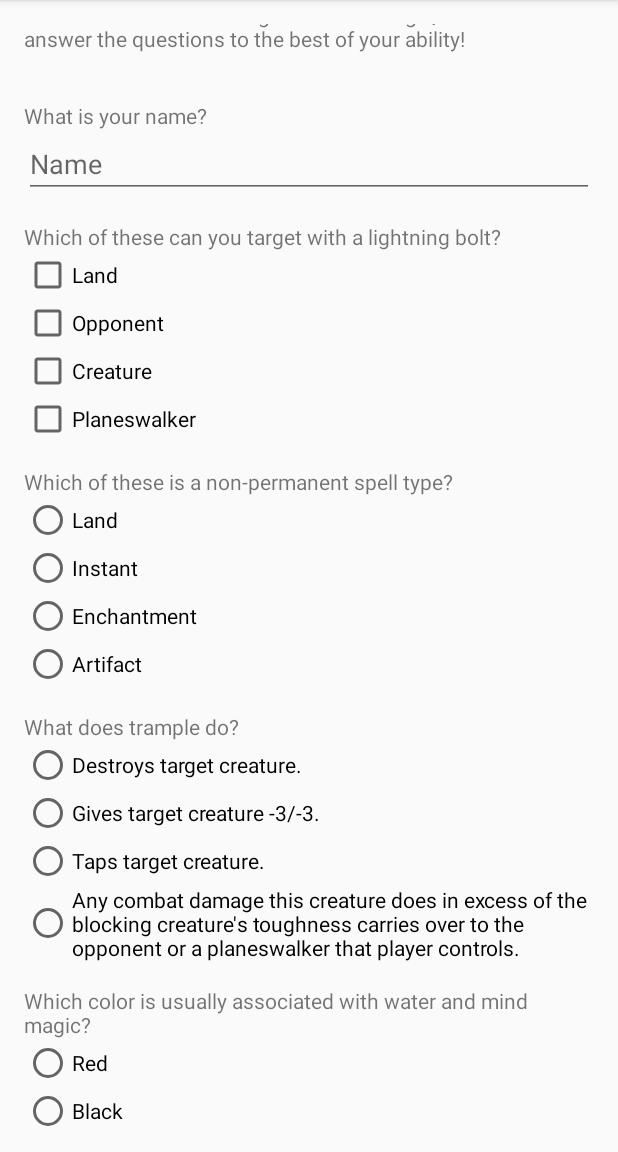
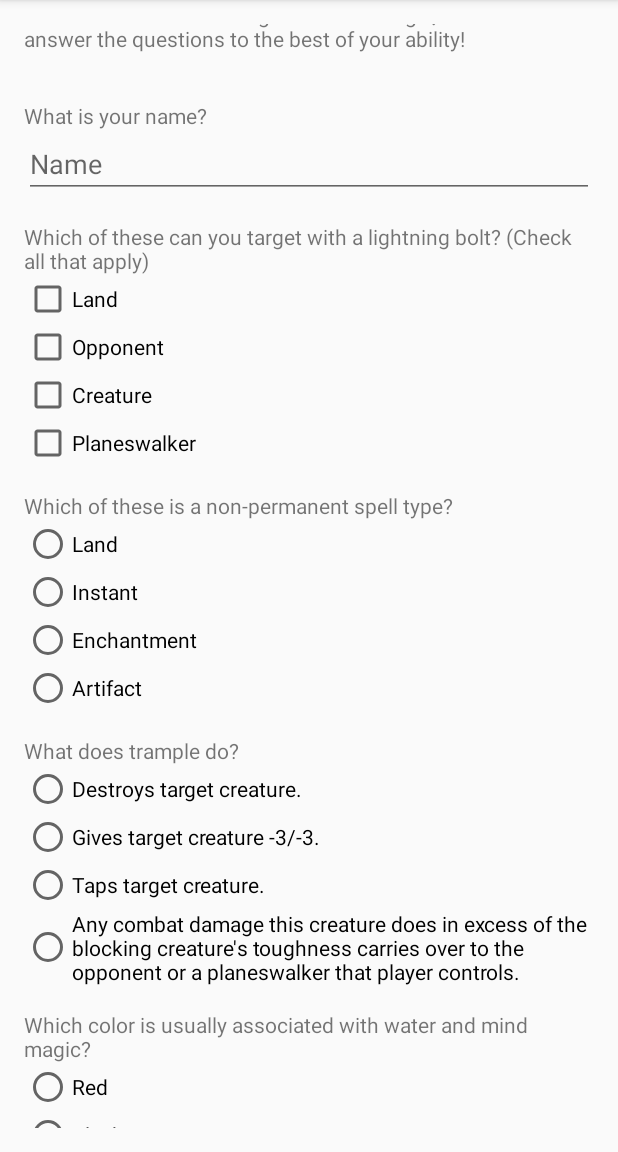
Before and after one commit to stevenconner/MTGQuiz, an Android app: the screen it shows after launch (MainActivity), on a phone screen of 412 x 824 dp, the part 84-1236 px from its top. Run offline under Robolectric (Android 15) with nearby library versions, the phone set to English and light mode, and no system bars.

Commit message:
make button work correctly

```diff
--- a/app/src/main/java/com/example/android/mtgquiz/MainActivity.java
+++ b/app/src/main/java/com/example/android/mtgquiz/MainActivity.java
@@ -3,6 +3,7 @@ package com.example.android.mtgquiz;
 import android.content.Context;
 import android.os.Bundle;
 import android.support.v7.app.AppCompatActivity;
+import android.view.View;
 import android.widget.CheckBox;
 import android.widget.EditText;
 import android.widget.RadioButton;
@@ -66,7 +67,7 @@ public class MainActivity extends AppCompatActivity {
             answeredCorrectly = answeredCorrectly + 1;
         }
     }
-    private void gradeAnswers() {
+    public void gradeAnswers(View view) {
         parseName();
         parseQuestion1();
         parseQuestion2();
@@ -74,10 +75,11 @@ public class MainActivity extends AppCompatActivity {
         parseQuestion4();
         parseQuestion5();
         Context context = getApplicationContext();
-        CharSequence text = name + ", You have answered " + answeredCorrectly + " Out of 5 questions correctly!";
+        CharSequence text = name + ", You have answered " + answeredCorrectly + " out of 5 questions correctly!";
         int duration = Toast.LENGTH_SHORT;
 
         Toast toast = Toast.makeText(context, text, duration);
         toast.show();
+        answeredCorrectly = 0;
     }
 }
--- a/app/src/main/res/layout/activity_main.xml
+++ b/app/src/main/res/layout/activity_main.xml
@@ -218,7 +218,8 @@
         <Button
             android:layout_width="match_parent"
             android:layout_height="wrap_content"
-            android:text="@string/buttonText"/>
+            android:text="@string/buttonText"
+            android:onClick="gradeAnswers"/>
     </LinearLayout>
 
 </ScrollView>
--- a/app/src/main/res/values/strings.xml
+++ b/app/src/main/res/values/strings.xml
@@ -1,7 +1,7 @@
 <resources>
     <string name="app_name">MTG Quiz</string>
     <string name="header">Welcome to the basic Magic the Gathering Quiz! Please answer the questions to the best of your ability!</string>
-    <string name="question1">Which of these can you target with a lightning bolt?</string>
+    <string name="question1">Which of these can you target with a lightning bolt? (Check all that apply)</string>
     <string name="question2">Which of these is a non-permanent spell type?</string>
     <string name="question3">What does trample do?</string>
     <string name="question4">Which color is usually associated with water and mind magic?</string>
```
